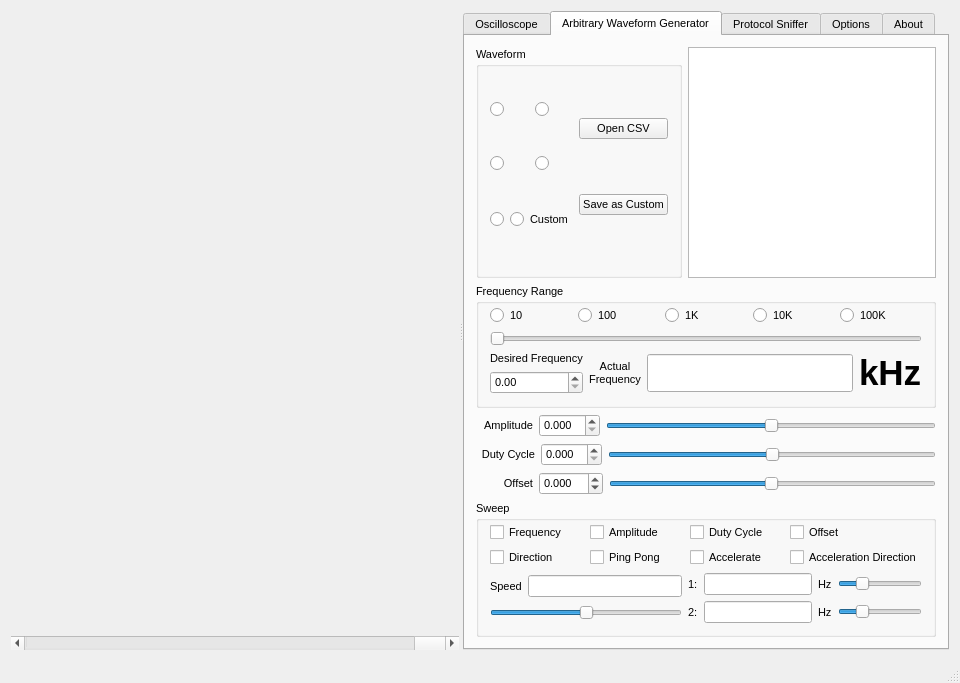
First picture: the form in xprotolabinterface.ui, repository ganzziani/xscopes-qt, before the edit.
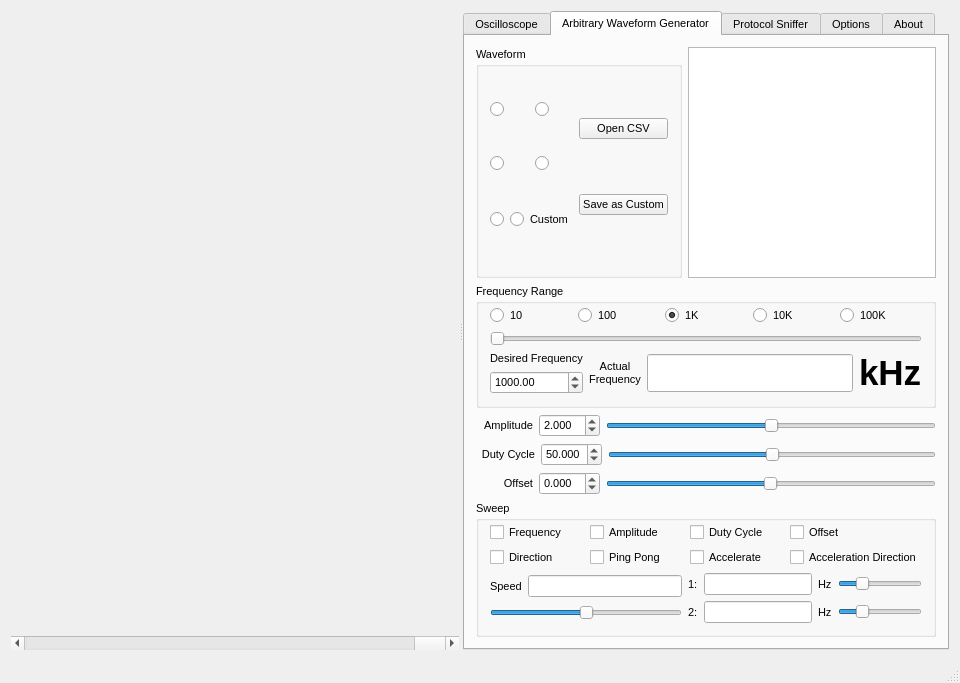
Second picture: the form after the edit. The open tabs and pages were chosen to show the change. Icons and pictures are not drawn. Custom widgets are drawn as their Qt base class.

Diff of the .ui file:
```diff
--- a/xprotolabinterface.ui
+++ b/xprotolabinterface.ui
@@ -2849,6 +2849,9 @@
                     <property name="text">
                      <string>1K</string>
                     </property>
+                    <property name="checked">
+                     <bool>true</bool>
+                    </property>
                    </widget>
                   </item>
                   <item>
@@ -2907,7 +2910,17 @@
                      </widget>
                     </item>
                     <item>
-                     <widget class="QDoubleSpinBox" name="doubleSpinBoxDesiredFreq"/>
+                     <widget class="QDoubleSpinBox" name="doubleSpinBoxDesiredFreq">
+                      <property name="minimum">
+                       <double>1.000000000000000</double>
+                      </property>
+                      <property name="maximum">
+                       <double>200000.000000000000000</double>
+                      </property>
+                      <property name="value">
+                       <double>1000.000000000000000</double>
+                      </property>
+                     </widget>
                     </item>
                    </layout>
                   </item>
@@ -3003,6 +3016,15 @@
                  <property name="decimals">
                   <number>3</number>
                  </property>
+                 <property name="maximum">
+                  <double>40.000000000000000</double>
+                 </property>
+                 <property name="singleStep">
+                  <double>0.030000000000000</double>
+                 </property>
+                 <property name="value">
+                  <double>2.000000000000000</double>
+                 </property>
                 </widget>
                </item>
                <item>
@@ -3052,6 +3074,15 @@
                  <property name="decimals">
                   <number>3</number>
                  </property>
+                 <property name="maximum">
+                  <double>99.900000000000006</double>
+                 </property>
+                 <property name="singleStep">
+                  <double>0.400000000000000</double>
+                 </property>
+                 <property name="value">
+                  <double>50.000000000000000</double>
+                 </property>
                 </widget>
                </item>
                <item>
@@ -3114,7 +3145,13 @@
                   <number>3</number>
                  </property>
                  <property name="minimum">
-                  <double>-20.000000000000000</double>
+                  <double>-2.000000000000000</double>
+                 </property>
+                 <property name="maximum">
+                  <double>10.000000000000000</double>
+                 </property>
+                 <property name="singleStep">
+                  <double>0.016000000000000</double>
                  </property>
                 </widget>
                </item>
```
Left out of the diff: 24 changed lines with no effect on the pictures.
